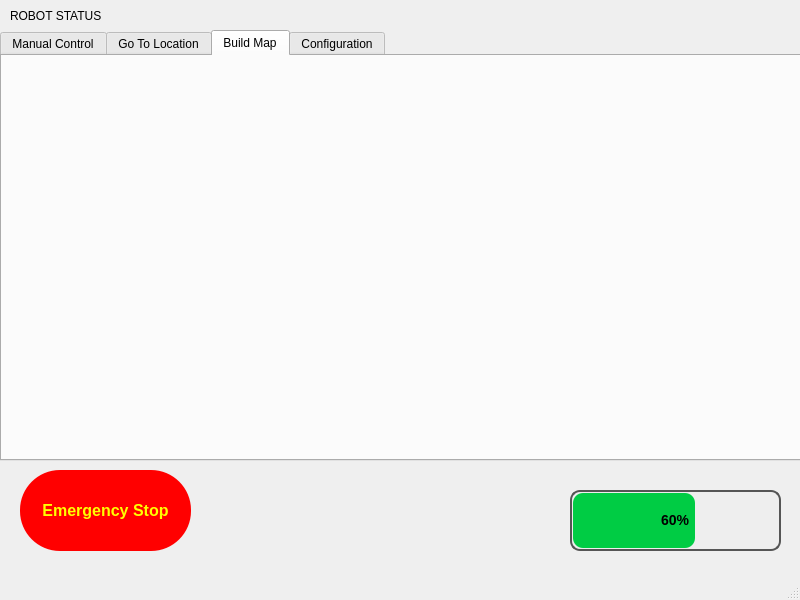
First picture: the form in alphabot_gui/alphabot_gui/alphabot_gui.ui, repository ahmohamed1/alphabot, before the edit.
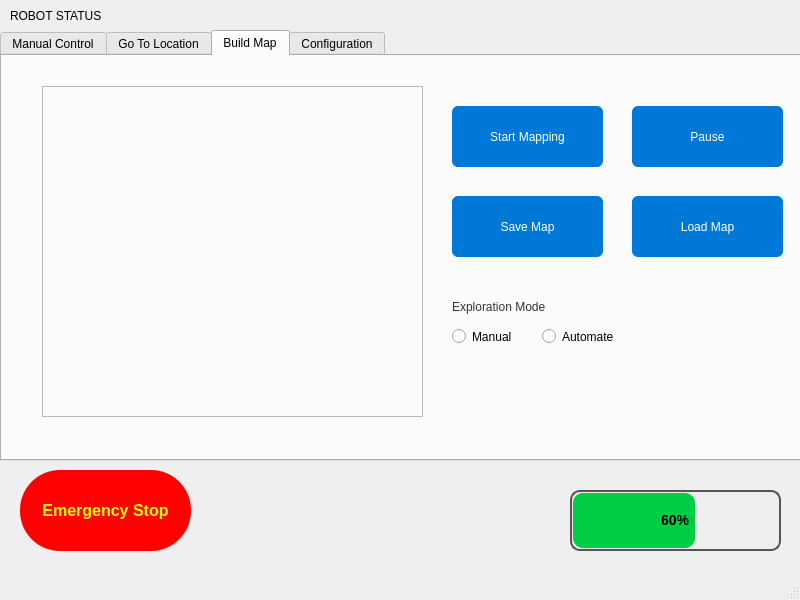
Second picture: the form after the edit. The open tabs and pages were chosen to show the change.

Diff of the .ui file:
```diff
--- a/alphabot_gui/alphabot_gui/alphabot_gui.ui
+++ b/alphabot_gui/alphabot_gui/alphabot_gui.ui
@@ -553,6 +553,208 @@
      <attribute name="title">
       <string>Build Map</string>
      </attribute>
+     <widget class="QPushButton" name="PBStartMapping">
+      <property name="geometry">
+       <rect>
+        <x>450</x>
+        <y>50</y>
+        <width>151</width>
+        <height>61</height>
+       </rect>
+      </property>
+      <property name="styleSheet">
+       <string notr="true">QPushButton {
+    background-color: #0078D7;       /* Windows blue */
+    color: white;
+    font: bold 12pt &quot;Segoe UI&quot;;
+    padding: 6px 12px;
+    border: none;
+    border-radius: 6px;
+    min-width: 100px;
+}
+
+QPushButton:hover {
+    background-color: #005fa3;
+}
+
+QPushButton:pressed {
+    background-color: #004c87;
+}
+</string>
+      </property>
+      <property name="text">
+       <string>Start Mapping</string>
+      </property>
+     </widget>
+     <widget class="QPushButton" name="PBPause">
+      <property name="geometry">
+       <rect>
+        <x>630</x>
+        <y>50</y>
+        <width>151</width>
+        <height>61</height>
+       </rect>
+      </property>
+      <property name="styleSheet">
+       <string notr="true">QPushButton {
+    background-color: #0078D7;       /* Windows blue */
+    color: white;
+    font: bold 12pt &quot;Segoe UI&quot;;
+    padding: 6px 12px;
+    border: none;
+    border-radius: 6px;
+    min-width: 100px;
+}
+
+QPushButton:hover {
+    background-color: #005fa3;
+}
+
+QPushButton:pressed {
+    background-color: #004c87;
+}
+</string>
+      </property>
+      <property name="text">
+       <string>Pause</string>
+      </property>
+     </widget>
+     <widget class="QPushButton" name="PBSaveMap">
+      <property name="geometry">
+       <rect>
+        <x>450</x>
+        <y>140</y>
+        <width>151</width>
+        <height>61</height>
+       </rect>
+      </property>
+      <property name="styleSheet">
+       <string notr="true">QPushButton {
+    background-color: #0078D7;       /* Windows blue */
+    color: white;
+    font: bold 12pt &quot;Segoe UI&quot;;
+    padding: 6px 12px;
+    border: none;
+    border-radius: 6px;
+    min-width: 100px;
+}
+
+QPushButton:hover {
+    background-color: #005fa3;
+}
+
+QPushButton:pressed {
+    background-color: #004c87;
+}
+</string>
+      </property>
+      <property name="text">
+       <string>Save Map</string>
+      </property>
+     </widget>
+     <widget class="QPushButton" name="PBLoadMap">
+      <property name="geometry">
+       <rect>
+        <x>630</x>
+        <y>140</y>
+        <width>151</width>
+        <height>61</height>
+       </rect>
+      </property>
+      <property name="styleSheet">
+       <string notr="true">QPushButton {
+    background-color: #0078D7;       /* Windows blue */
+    color: white;
+    font: bold 12pt &quot;Segoe UI&quot;;
+    padding: 6px 12px;
+    border: none;
+    border-radius: 6px;
+    min-width: 100px;
+}
+
+QPushButton:hover {
+    background-color: #005fa3;
+}
+
+QPushButton:pressed {
+    background-color: #004c87;
+}
+</string>
+      </property>
+      <property name="text">
+       <string>Load Map</string>
+      </property>
+     </widget>
+     <widget class="QFrame" name="frame_3">
+      <property name="geometry">
+       <rect>
+        <x>40</x>
+        <y>30</y>
+        <width>381</width>
+        <height>331</height>
+       </rect>
+      </property>
+      <property name="frameShape">
+       <enum>QFrame::StyledPanel</enum>
+      </property>
+      <property name="frameShadow">
+       <enum>QFrame::Raised</enum>
+      </property>
+     </widget>
+     <widget class="QLabel" name="label_9">
+      <property name="geometry">
+       <rect>
+        <x>450</x>
+        <y>230</y>
+        <width>151</width>
+        <height>41</height>
+       </rect>
+      </property>
+      <property name="styleSheet">
+       <string notr="true">QLabel {
+    font: bold 11pt &quot;Segoe UI&quot;;
+    color: #333;
+}
+</string>
+      </property>
+      <property name="text">
+       <string>Exploration Mode</string>
+      </property>
+     </widget>
+     <widget class="QRadioButton" name="radioButton">
+      <property name="geometry">
+       <rect>
+        <x>450</x>
+        <y>270</y>
+        <width>99</width>
+        <height>21</height>
+       </rect>
+      </property>
+      <property name="text">
+       <string>Manual</string>
+      </property>
+     </widget>
+     <widget class="QRadioButton" name="radioButton_2">
+      <property name="geometry">
+       <rect>
+        <x>540</x>
+        <y>270</y>
+        <width>99</width>
+        <height>21</height>
+       </rect>
+      </property>
+      <property name="text">
+       <string>Automate</string>
+      </property>
+     </widget>
+     <zorder>frame_3</zorder>
+     <zorder>PBStartMapping</zorder>
+     <zorder>PBPause</zorder>
+     <zorder>PBSaveMap</zorder>
+     <zorder>PBLoadMap</zorder>
+     <zorder>label_9</zorder>
+     <zorder>radioButton</zorder>
+     <zorder>radioButton_2</zorder>
     </widget>
     <widget class="QWidget" name="tab_4">
      <attribute name="title">
```
Left out of the diff: 53 changed lines with no effect on the pictures.
